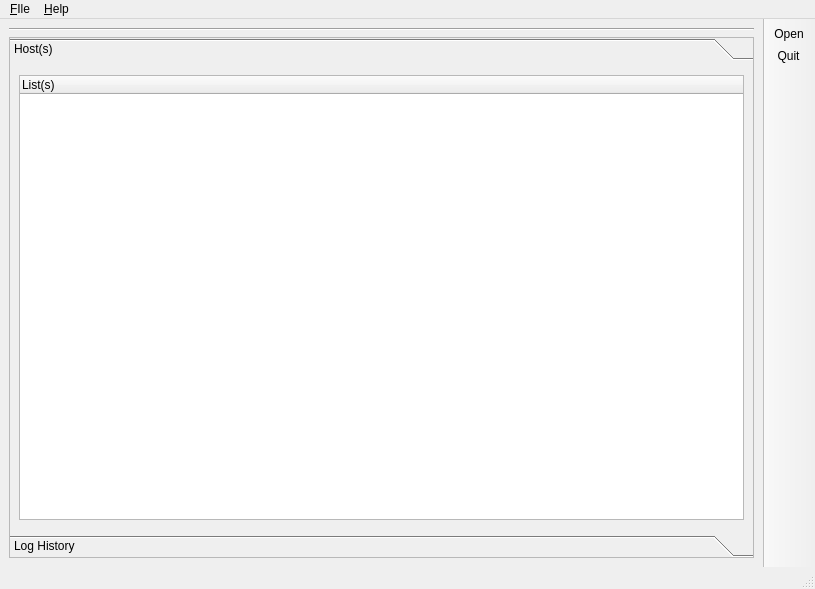
nmapsi4/nmapsi4, file nmapsi4-logr/src/mainwin.ui: the form before one commit.
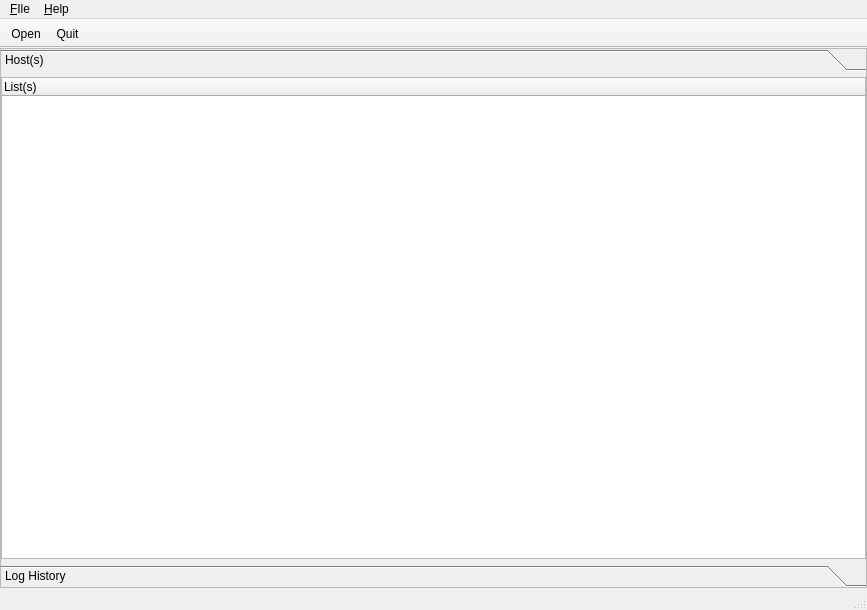
The form after the commit. Icons and pictures are not drawn.

The edit to the form file:
```diff
--- a/nmapsi4-logr/src/mainwin.ui
+++ b/nmapsi4-logr/src/mainwin.ui
@@ -6,8 +6,8 @@
    <rect>
     <x>0</x>
     <y>0</y>
-    <width>815</width>
-    <height>589</height>
+    <width>867</width>
+    <height>610</height>
    </rect>
   </property>
   <property name="minimumSize">
@@ -25,7 +25,10 @@
   </property>
   <widget class="QWidget" name="centralwidget">
    <layout class="QGridLayout" name="gridLayout">
-    <item row="1" column="0">
+    <property name="margin">
+     <number>0</number>
+    </property>
+    <item row="0" column="0">
      <widget class="QToolBox" name="toolBoxMain">
       <property name="frameShape">
        <enum>QFrame::StyledPanel</enum>
@@ -44,8 +47,8 @@
         <rect>
          <x>0</x>
          <y>0</y>
-         <width>739</width>
-         <height>461</height>
+         <width>857</width>
+         <height>454</height>
         </rect>
        </property>
        <attribute name="icon">
@@ -56,6 +59,9 @@
         <string>Host(s)</string>
        </attribute>
        <layout class="QVBoxLayout" name="verticalLayout">
+        <property name="margin">
+         <number>0</number>
+        </property>
         <item>
          <widget class="QTreeWidget" name="treeLogView">
           <property name="frameShape">
@@ -152,13 +158,6 @@
       </widget>
      </widget>
     </item>
-    <item row="0" column="0">
-     <widget class="Line" name="line">
-      <property name="orientation">
-       <enum>Qt::Horizontal</enum>
-      </property>
-     </widget>
-    </item>
    </layout>
   </widget>
   <widget class="QMenuBar" name="menubar">
@@ -166,7 +165,7 @@
     <rect>
      <x>0</x>
      <y>0</y>
-     <width>815</width>
+     <width>867</width>
      <height>23</height>
     </rect>
    </property>
@@ -201,13 +200,13 @@
     </size>
    </property>
    <property name="toolButtonStyle">
-    <enum>Qt::ToolButtonTextUnderIcon</enum>
+    <enum>Qt::ToolButtonTextBesideIcon</enum>
    </property>
    <property name="floatable">
     <bool>false</bool>
    </property>
    <attribute name="toolBarArea">
-    <enum>RightToolBarArea</enum>
+    <enum>TopToolBarArea</enum>
    </attribute>
    <attribute name="toolBarBreak">
     <bool>false</bool>
```
Left out of the diff: 7 changed lines with no effect on the pictures.
